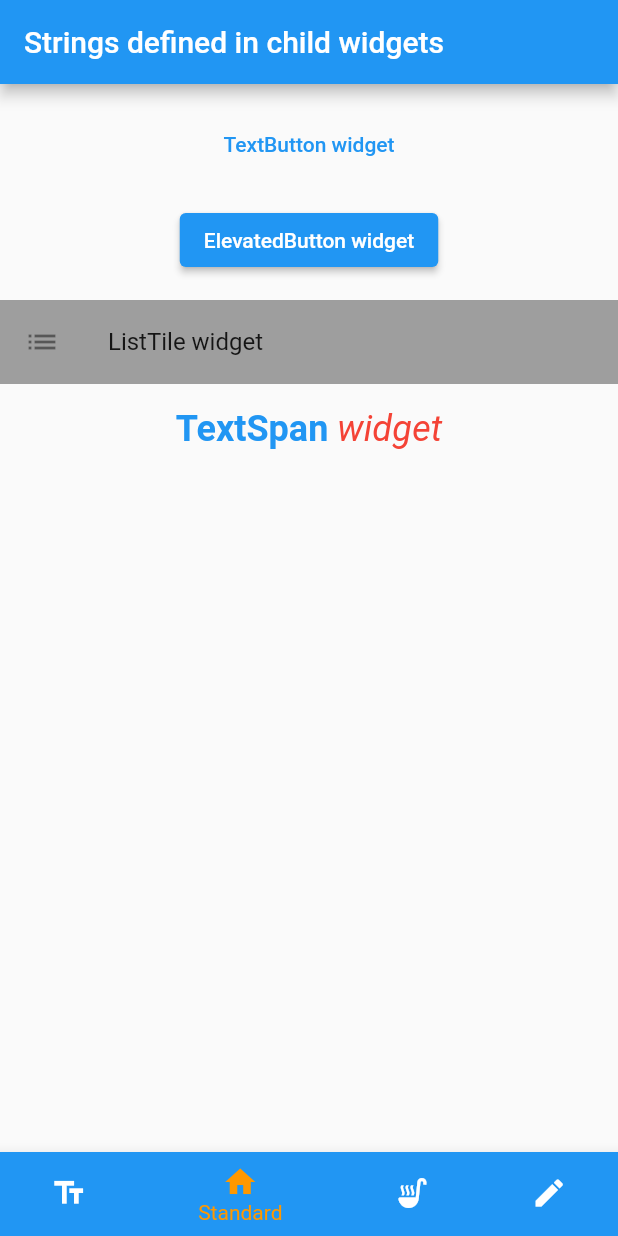
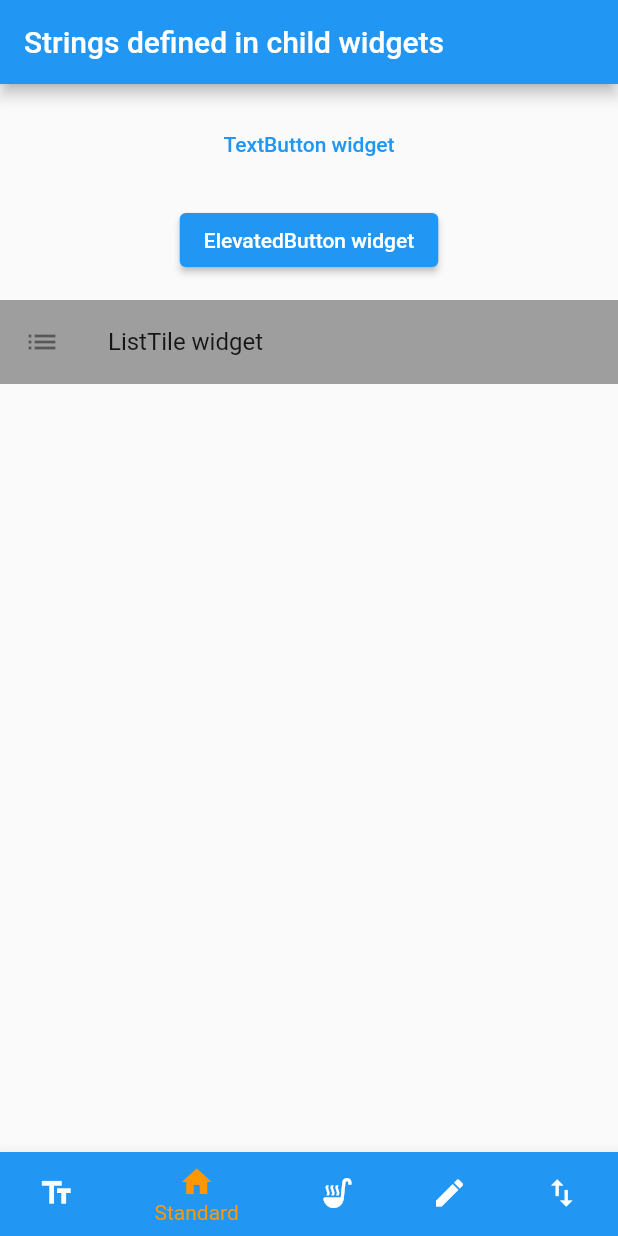
Before and after one commit to yfujiki/dynamic_size_text, a Flutter app: the screen it shows after launch, item 2 of the bottom bar chosen, on a phone screen of 412 x 824 dp. Run offline on Flutter 3.47's test engine with Material 2 defaults, Android fonts, the phone set to English and light mode, and no system bars.

Commit message:
Split RichText inside Exception

```diff
--- a/lib/main.dart
+++ b/lib/main.dart
@@ -1,3 +1,4 @@
+import 'package:dynamic_size_text/exception_widgets_tab.dart';
 import 'package:flutter/material.dart';
 
 import 'hybrid_widgets_tab.dart';
@@ -40,6 +41,7 @@ class MyHomePageState extends State<MyHomePage> {
     StandardWidgetsTab(),
     HybridWidgetsTab(),
     TextInputWidgetsTab(),
+    ExceptionWidgetsTab()
   ];
 
   void onTabTapped(int index) {
@@ -56,8 +58,11 @@ class MyHomePageState extends State<MyHomePage> {
         case 2:
           _title = 'Strings defined in either way';
           break;
+        case 3:
+          _title = 'String input widgets';
+          break;
         default:
-          _title = 'String input widgets';
+          _title = 'Exception widgets';
           break;
       }
     });
@@ -95,6 +100,11 @@ class MyHomePageState extends State<MyHomePage> {
             icon: Icon(Icons.edit),
             label: 'Input',
           ),
+          BottomNavigationBarItem(
+            backgroundColor: Colors.blue,
+            icon: Icon(Icons.import_export),
+            label: 'Exception',
+          ),
         ],
       ),
     );
--- a/lib/standard_widgets_tab.dart
+++ b/lib/standard_widgets_tab.dart
@@ -31,28 +31,6 @@ class StandardWidgetsTab extends StatelessWidget {
           tileColor: Colors.grey,
         ),
         const SizedBox(height: 16),
-        RichText(
-          text: const TextSpan(
-            children: [
-              TextSpan(
-                text: 'TextSpan ',
-                style: TextStyle(
-                  fontSize: 24,
-                  color: Colors.blue,
-                  fontWeight: FontWeight.bold,
-                ),
-              ),
-              TextSpan(
-                text: 'widget',
-                style: TextStyle(
-                  fontSize: 24,
-                  color: Colors.red,
-                  fontStyle: FontStyle.italic,
-                ),
-              ),
-            ],
-          ),
-        ),
       ],
     );
   }
```
Also changed, not shown: lib/exception_widgets_tab.dart (added, +38 -0 lines).
